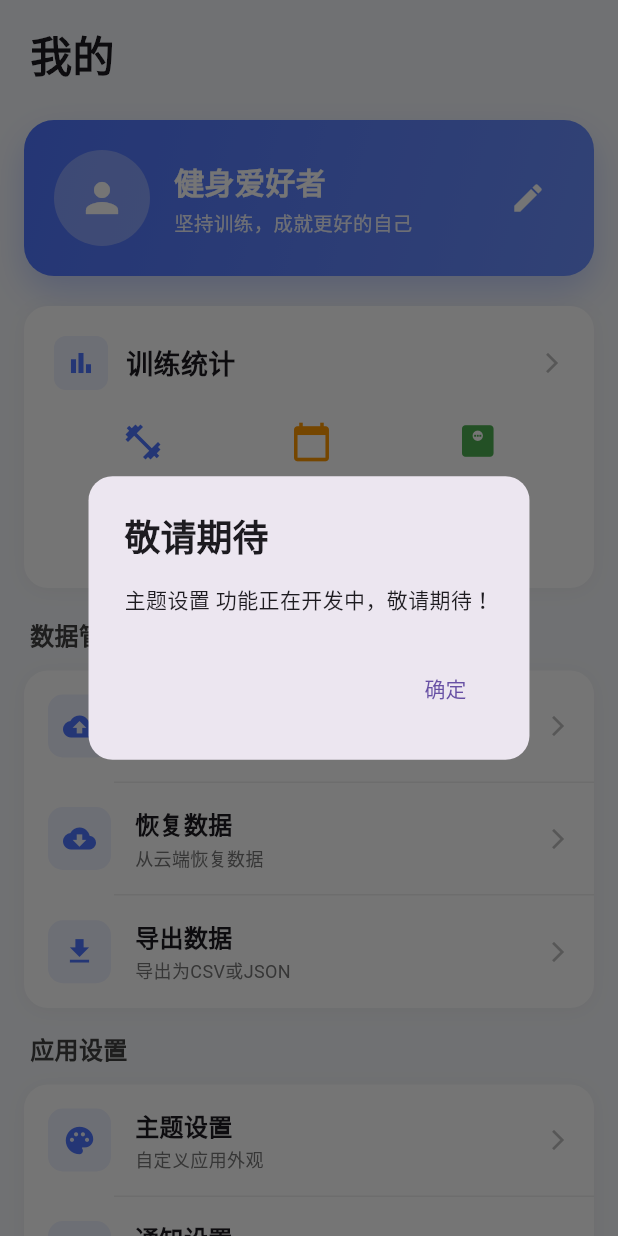
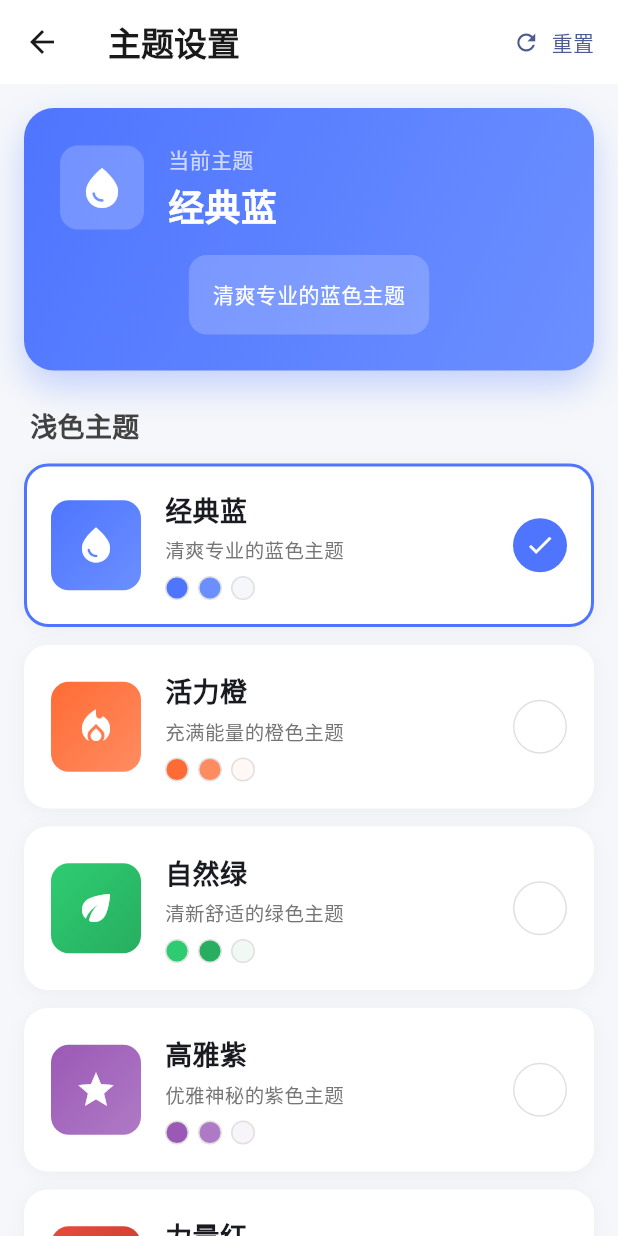
Before and after one commit to DIAM277/Lift, a Flutter app: the ProfileScreen screen opened directly, after a tap on "主题设置", on a phone screen of 412 x 824 dp. Run offline on Flutter 3.47's test engine with Material 3 defaults, Android fonts, the phone set to English and light mode, and no system bars; our stand-ins replace csv, fl_chart, flutter_riverpod, isar, riverpod_annotation, shared_preferences and 1 more; accounts and stored records are empty; generated files the repository leaves out were written again.

Commit message:
feat(app): 添加国际化支持和主题管理功能
- 添加 flutter_localizations 依赖以支持多语言
- 集成主题提供者(theme_provider)实现动态主题切换
- 更新 MyApp 为 ConsumerWidget 以使用 Riverpod 状态管理
- 在 ProfileScreen 中添加主题设置页面跳转功能
- 升级 intl 依赖版本从 0.19.0 到 0.20.2
- 升级 table_calendar 依赖版本从 3.1.3 到 3.2.0
- 实现删除所有训练数据的功能，包括训练记录和训练计划
- 在 ProfileScreen 中添加开发者测试区域，包含删除所有数据选项
- 导入 Routine 模型以支持完整的数据删除操作
- 更新菜单项以支持主题设置页面导航
- 添加 shared_preferences 依赖用于数据持久化

```diff
--- a/lift/lib/main.dart
+++ b/lift/lib/main.dart
@@ -1,37 +1,41 @@
 import 'package:flutter/material.dart';
+import 'package:flutter_localizations/flutter_localizations.dart';
 import 'data/isar_service.dart';
 import 'ui/screens/main_screen.dart';
 import 'package:flutter_riverpod/flutter_riverpod.dart';
 import 'package:intl/date_symbol_data_local.dart';
+import 'providers/theme_provider.dart'; // ✅ 添加导入
 
 void main() async {
-  // 确保 Flutter 绑定初始化
   WidgetsFlutterBinding.ensureInitialized();
 
-  // 初始化数据库服务
   final isarService = IsarService();
   await isarService.db;
   await initializeDateFormatting('zh_CN', null);
 
-  // 临时测试：清空数据
-  // await IsarService().cleanDb();
-
   runApp(const ProviderScope(child: MyApp()));
 }
 
-class MyApp extends StatelessWidget {
+class MyApp extends ConsumerWidget {
+  // ✅ 改为 ConsumerWidget
   const MyApp({super.key});
 
   @override
-  Widget build(BuildContext context) {
+  Widget build(BuildContext context, WidgetRef ref) {
+    // ✅ 添加 ref 参数
+    final theme = ref.watch(themeProvider); // ✅ 监听主题变化
+
     return MaterialApp(
       title: 'Lift',
       debugShowCheckedModeBanner: false,
-      theme: ThemeData(
-        scaffoldBackgroundColor: const Color(0xFFF5F7FA), // 全局背景色
-        primarySwatch: Colors.blue,
-        useMaterial3: true,
-      ),
+      localizationsDelegates: const [
+        GlobalMaterialLocalizations.delegate,
+        GlobalWidgetsLocalizations.delegate,
+        GlobalCupertinoLocalizations.delegate,
+      ],
+      supportedLocales: const [Locale('zh', 'CN'), Locale('en', 'US')],
+      locale: const Locale('zh', 'CN'),
+      theme: theme.toThemeData(), // ✅ 使用动态主题
       home: const MainScreen(),
     );
   }
--- /dev/null
+++ b/lift/lib/theme/app_themes.dart
@@ -0,0 +1,198 @@
+import 'package:flutter/material.dart';
+
+/// 主题模型
+class AppThemeData {
+  final String id;
+  final String name;
+  final String description;
+  final Color primaryColor;
+  final Color secondaryColor;
+  final Color backgroundColor;
+  final Color cardColor;
+  final Color textColor;
+  final Brightness brightness;
+  final IconData icon;
+
+  const AppThemeData({
+    required this.id,
+    required this.name,
+    required this.description,
+    required this.primaryColor,
+    required this.secondaryColor,
+    required this.backgroundColor,
+    required this.cardColor,
+    required this.textColor,
+    required this.brightness,
+    required this.icon,
+  });
+
+  /// 生成 Flutter ThemeData
+  ThemeData toThemeData() {
+    return ThemeData(
+      useMaterial3: true,
+      brightness: brightness,
+      primaryColor: primaryColor,
+      scaffoldBackgroundColor: backgroundColor,
+      cardColor: cardColor,
+      colorScheme: ColorScheme.fromSeed(
+        seedColor: primaryColor,
+        brightness: brightness,
+        secondary: secondaryColor,
+      ),
+      appBarTheme: AppBarTheme(
+        backgroundColor: cardColor,
+        foregroundColor: textColor,
+        elevation: 0,
+        centerTitle: false,
+      ),
+      cardTheme: CardThemeData(
+        color: cardColor,
+        elevation: 0,
+        shape: RoundedRectangleBorder(borderRadius: BorderRadius.circular(16)),
+      ),
+      elevatedButtonTheme: ElevatedButtonThemeData(
+        style: ElevatedButton.styleFrom(
+          backgroundColor: primaryColor,
+          foregroundColor: Colors.white,
+          elevation: 0,
+          shape: RoundedRectangleBorder(
+            borderRadius: BorderRadius.circular(12),
+          ),
+          padding: const EdgeInsets.symmetric(vertical: 16, horizontal: 24),
+        ),
+      ),
+      inputDecorationTheme: InputDecorationTheme(
+        filled: true,
+        fillColor: backgroundColor,
+        border: OutlineInputBorder(
+          borderRadius: BorderRadius.circular(12),
+          borderSide: BorderSide.none,
+        ),
+        contentPadding: const EdgeInsets.symmetric(
+          horizontal: 16,
+          vertical: 16,
+        ),
+      ),
+    );
+  }
+}
+
+/// 预定义主题集合
+class AppThemes {
+  // 默认蓝色主题
+  static const defaultTheme = AppThemeData(
+    id: 'default',
+    name: '经典蓝',
+    description: '清爽专业的蓝色主题',
+    primaryColor: Color(0xFF4F75FF),
+    secondaryColor: Color(0xFF6B8FFF),
+    backgroundColor: Color(0xFFF5F7FA),
+    cardColor: Colors.white,
+    textColor: Color(0xFF1A1A1A),
+    brightness: Brightness.light,
+    icon: Icons.water_drop,
+  );
+
+  // 活力橙主题
+  static const orangeTheme = AppThemeData(
+    id: 'orange',
+    name: '活力橙',
+    description: '充满能量的橙色主题',
+    primaryColor: Color(0xFFFF6B35),
+    secondaryColor: Color(0xFFFF8C61),
+    backgroundColor: Color(0xFFFFF8F5),
+    cardColor: Colors.white,
+    textColor: Color(0xFF1A1A1A),
+    brightness: Brightness.light,
+    icon: Icons.local_fire_department,
+  );
+
+  // 自然绿主题
+  static const greenTheme = AppThemeData(
+    id: 'green',
+    name: '自然绿',
+    description: '清新舒适的绿色主题',
+    primaryColor: Color(0xFF2ECC71),
+    secondaryColor: Color(0xFF27AE60),
+    backgroundColor: Color(0xFFF0F9F4),
+    cardColor: Colors.white,
+    textColor: Color(0xFF1A1A1A),
+    brightness: Brightness.light,
+    icon: Icons.eco,
+  );
+
+  // 高雅紫主题
+  static const purpleTheme = AppThemeData(
+    id: 'purple',
+    name: '高雅紫',
+    description: '优雅神秘的紫色主题',
+    primaryColor: Color(0xFF9B59B6),
+    secondaryColor: Color(0xFFAF7AC5),
+    backgroundColor: Color(0xFFF8F5FA),
+    cardColor: Colors.white,
+    textColor: Color(0xFF1A1A1A),
+    brightness: Brightness.light,
+    icon: Icons.star,
+  );
+
+  // 深邃红主题
+  static const redTheme = AppThemeData(
+    id: 'red',
+    name: '力量红',
+    description: '热情强劲的红色主题',
+    primaryColor: Color(0xFFE74C3C),
+    secondaryColor: Color(0xFFC0392B),
+    backgroundColor: Color(0xFFFFF5F5),
+    cardColor: Colors.white,
+    textColor: Color(0xFF1A1A1A),
+    brightness: Brightness.light,
+    icon: Icons.favorite,
+  );
+
+  // 暗黑模式
+  static const darkTheme = AppThemeData(
+    id: 'dark',
+    name: '暗夜模式',
+    description: '护眼的深色主题',
+    primaryColor: Color(0xFF4F75FF),
+    secondaryColor: Color(0xFF6B8FFF),
+    backgroundColor: Color(0xFF121212),
+    cardColor: Color(0xFF1E1E1E),
+    textColor: Color(0xFFE0E0E0),
+    brightness: Brightness.dark,
+    icon: Icons.dark_mode,
+  );
+
+  // AMOLED 纯黑主题
+  static const amoledTheme = AppThemeData(
+    id: 'amoled',
+    name: '纯黑模式',
+    description: '适合AMOLED屏幕的纯黑主题',
+    primaryColor: Color(0xFF4F75FF),
+    secondaryColor: Color(0xFF6B8FFF),
+    backgroundColor: Color(0xFF000000),
+    cardColor: Color(0xFF0D0D0D),
+    textColor: Color(0xFFE0E0E0),
+    brightness: Brightness.dark,
+    icon: Icons.nightlight,
+  );
+
+  /// 所有可用主题列表
+  static const List<AppThemeData> allThemes = [
+    defaultTheme,
+    orangeTheme,
+    greenTheme,
+    purpleTheme,
+    redTheme,
+    darkTheme,
+    amoledTheme,
+  ];
+
+  /// 根据 ID 获取主题
+  static AppThemeData getThemeById(String id) {
+    return allThemes.firstWhere(
+      (theme) => theme.id == id,
+      orElse: () => defaultTheme,
+    );
+  }
+}
--- /dev/null
+++ b/lift/lib/ui/screens/profile/theme_setting_screen.dart
@@ -0,0 +1,296 @@
+import 'package:flutter/material.dart';
+import 'package:flutter_riverpod/flutter_riverpod.dart';
+import '../../../providers/theme_provider.dart';
+import '../../../theme/app_themes.dart';
+
+class ThemeSettingsScreen extends ConsumerWidget {
+  const ThemeSettingsScreen({super.key});
+
+  @override
+  Widget build(BuildContext context, WidgetRef ref) {
+    final currentTheme = ref.watch(themeProvider);
+
+    return Scaffold(
+      backgroundColor: const Color(0xFFF5F7FA),
+      appBar: AppBar(
+        title: const Text(
+          "主题设置",
+          style: TextStyle(fontWeight: FontWeight.bold),
+        ),
+        backgroundColor: Colors.white,
+        elevation: 0,
+        actions: [
+          // 重置按钮
+          TextButton.icon(
+            onPressed: () {
+              ref.read(themeProvider.notifier).resetTheme();
+              ScaffoldMessenger.of(
+                context,
+              ).showSnackBar(const SnackBar(content: Text('已重置为默认主题')));
+            },
+            icon: const Icon(Icons.refresh, size: 18),
+            label: const Text('重置'),
+          ),
+        ],
+      ),
+      body: ListView(
+        padding: const EdgeInsets.all(16),
+        children: [
+          // 当前主题预览
+          _buildCurrentThemePreview(context, currentTheme),
+          const SizedBox(height: 24),
+
+          // 主题分类：浅色主题
+          _buildThemeSection(
+            context,
+            ref,
+            '浅色主题',
+            AppThemes.allThemes
+                .where((t) => t.brightness == Brightness.light)
+                .toList(),
+            currentTheme,
+          ),
+          const SizedBox(height: 24),
+
+          // 主题分类：深色主题
+          _buildThemeSection(
+            context,
+            ref,
+            '深色主题',
+            AppThemes.allThemes
+                .where((t) => t.brightness == Brightness.dark)
+                .toList(),
+            currentTheme,
+          ),
+          const SizedBox(height: 24),
+        ],
+      ),
+    );
+  }
+
+  Widget _buildCurrentThemePreview(BuildContext context, AppThemeData theme) {
+    return Container(
+      padding: const EdgeInsets.all(24),
+      decoration: BoxDecoration(
+        gradient: LinearGradient(
+          colors: [theme.primaryColor, theme.secondaryColor],
+          begin: Alignment.topLeft,
+          end: Alignment.bottomRight,
+        ),
+        borderRadius: BorderRadius.circular(20),
+        boxShadow: [
+          BoxShadow(
+            color: theme.primaryColor.withOpacity(0.3),
+            blurRadius: 20,
+            offset: const Offset(0, 10),
+          ),
+        ],
+      ),
+      child: Column(
+        children: [
+          Row(
+            children: [
+              Container(
+                padding: const EdgeInsets.all(12),
+                decoration: BoxDecoration(
+                  color: Colors.white.withOpacity(0.2),
+                  borderRadius: BorderRadius.circular(12),
+                ),
+                child: Icon(theme.icon, color: Colors.white, size: 32),
+              ),
+              const SizedBox(width: 16),
+              Expanded(
+                child: Column(
+                  crossAxisAlignment: CrossAxisAlignment.start,
+                  children: [
+                    const Text(
+                      "当前主题",
+                      style: TextStyle(fontSize: 14, color: Colors.white70),
+                    ),
+                    const SizedBox(height: 4),
+                    Text(
+                      theme.name,
+                      style: const TextStyle(
+                        fontSize: 24,
+                        fontWeight: FontWeight.bold,
+                        color: Colors.white,
+                      ),
+                    ),
+                  ],
+                ),
+              ),
+            ],
+          ),
+          const SizedBox(height: 16),
+          Container(
+            padding: const EdgeInsets.all(16),
+            decoration: BoxDecoration(
+              color: Colors.white.withOpacity(0.2),
+              borderRadius: BorderRadius.circular(12),
+            ),
+            child: Text(
+              theme.description,
+              style: const TextStyle(
+                fontSize: 14,
+                color: Colors.white,
+                height: 1.5,
+              ),
+            ),
+          ),
+        ],
+      ),
+    );
+  }
+
+  Widget _buildThemeSection(
+    BuildContext context,
+    WidgetRef ref,
+    String title,
+    List<AppThemeData> themes,
+    AppThemeData currentTheme,
+  ) {
+    return Column(
+      crossAxisAlignment: CrossAxisAlignment.start,
+      children: [
+        Padding(
+          padding: const EdgeInsets.only(left: 4, bottom: 12),
+          child: Text(
+            title,
+            style: TextStyle(
+              fontSize: 18,
+              fontWeight: FontWeight.bold,
+              color: Colors.grey[800],
+            ),
+          ),
+        ),
+        ...themes.map(
+          (theme) =>
+              _buildThemeCard(context, ref, theme, theme.id == currentTheme.id),
+        ),
+      ],
+    );
+  }
+
+  Widget _buildThemeCard(
+    BuildContext context,
+    WidgetRef ref,
+    AppThemeData theme,
+    bool isSelected,
+  ) {
+    return Container(
+      margin: const EdgeInsets.only(bottom: 12),
+      decoration: BoxDecoration(
+        color: Colors.white,
+        borderRadius: BorderRadius.circular(16),
+        border: Border.all(
+          color: isSelected ? theme.primaryColor : Colors.transparent,
+          width: 2,
+        ),
+        boxShadow: [
+          BoxShadow(
+            color: Colors.black.withOpacity(0.04),
+            blurRadius: 10,
+            offset: const Offset(0, 2),
+          ),
+        ],
+      ),
+      child: InkWell(
+        onTap: () {
+          ref.read(themeProvider.notifier).setTheme(theme);
+          ScaffoldMessenger.of(context).showSnackBar(
+            SnackBar(
+              content: Text('已切换至「${theme.name}」主题'),
+              duration: const Duration(seconds: 1),
+              backgroundColor: theme.primaryColor,
+            ),
+          );
+        },
+        borderRadius: BorderRadius.circular(16),
+        child: Padding(
+          padding: const EdgeInsets.all(16),
+          child: Row(
+            children: [
+              // 主题图标和颜色预览
+              Container(
+                width: 60,
+                height: 60,
+                decoration: BoxDecoration(
+                  gradient: LinearGradient(
+                    colors: [theme.primaryColor, theme.secondaryColor],
+                    begin: Alignment.topLeft,
+                    end: Alignment.bottomRight,
+                  ),
+                  borderRadius: BorderRadius.circular(12),
+                ),
+                child: Icon(theme.icon, color: Colors.white, size: 28),
+              ),
+              const SizedBox(width: 16),
+              // 主题信息
+              Expanded(
+                child: Column(
+                  crossAxisAlignment: CrossAxisAlignment.start,
+                  children: [
+                    Text(
+                      theme.name,
+                      style: const TextStyle(
+                        fontSize: 18,
+                        fontWeight: FontWeight.bold,
+                      ),
+                    ),
+                    const SizedBox(height: 4),
+                    Text(
+                      theme.description,
+                      style: TextStyle(fontSize: 13, color: Colors.grey[600]),
+                    ),
+                    const SizedBox(height: 8),
+                    // 颜色点
+                    Row(
+                      children: [
+                        _buildColorDot(theme.primaryColor),
+                        const SizedBox(width: 6),
+                        _buildColorDot(theme.secondaryColor),
+                        const SizedBox(width: 6),
+                        _buildColorDot(theme.backgroundColor),
+                      ],
+                    ),
+                  ],
+                ),
+              ),
+              // 选中标记
+              if (isSelected)
+                Container(
+                  padding: const EdgeInsets.all(8),
+                  decoration: BoxDecoration(
+                    color: theme.primaryColor,
+                    shape: BoxShape.circle,
+                  ),
+                  child: const Icon(Icons.check, color: Colors.white, size: 20),
+                )
+              else
+                Container(
+                  width: 36,
+                  height: 36,
+                  decoration: BoxDecoration(
+                    border: Border.all(color: Colors.grey[300]!),
+                    shape: BoxShape.circle,
+                  ),
+                ),
+            ],
+          ),
+        ),
+      ),
+    );
+  }
+
+  Widget _buildColorDot(Color color) {
+    return Container(
+      width: 16,
+      height: 16,
+      decoration: BoxDecoration(
+        color: color,
+        shape: BoxShape.circle,
+        border: Border.all(color: Colors.grey[300]!, width: 1),
+      ),
+    );
+  }
+}
```
Also changed, not shown: lift/lib/providers/theme_provider.dart (added, +38 -0 lines), lift/lib/ui/screens/profile/profile_screen.dart (+102 -3 lines), lift/pubspec.yaml (+6 -1 lines), lift/pubspec.lock, 1 other file.
